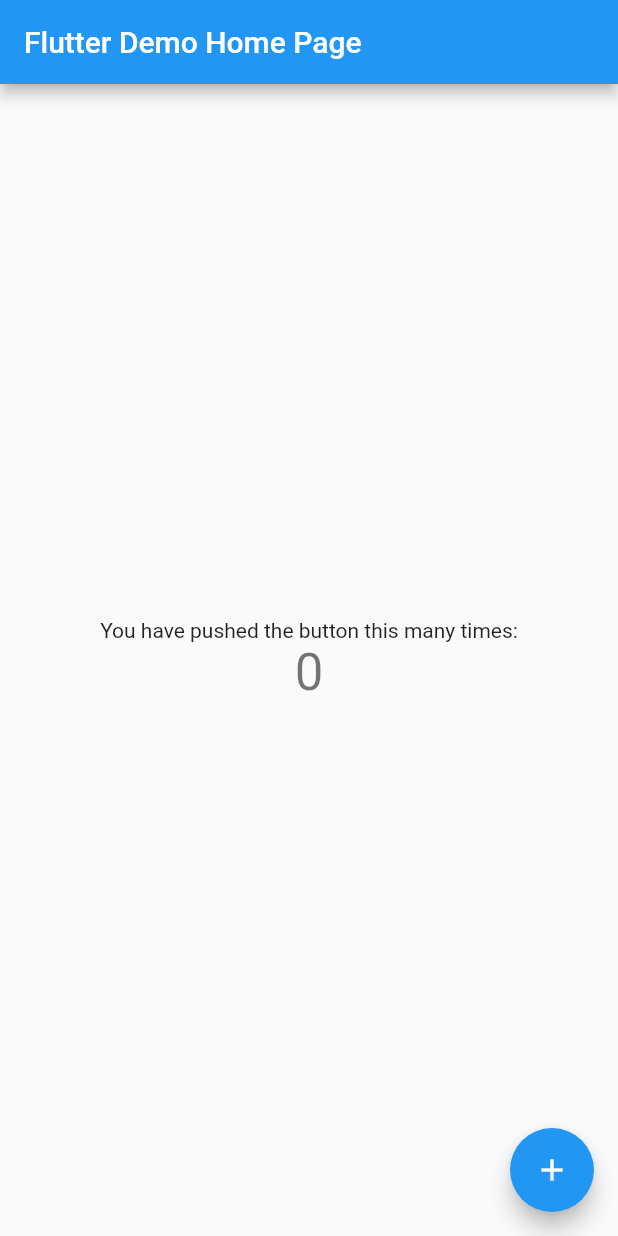
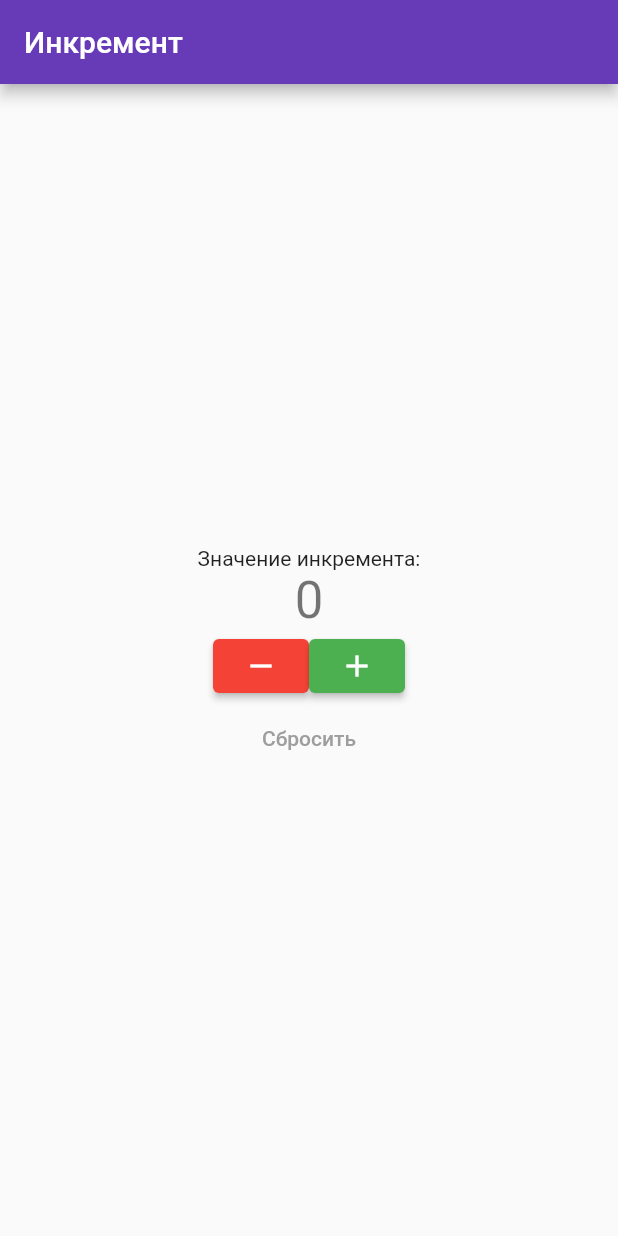
Before and after one commit to DimaUpGrade/Mobile-dev, a Flutter app: the screen it shows after launch, on a phone screen of 412 x 824 dp. Run offline on Flutter 3.47's test engine with Material 2 defaults, Android fonts, the phone set to English and light mode, and no system bars.

Commit message:
lab3 has been completed fully first time

```diff
--- a/lab3/lib/main.dart
+++ b/lab3/lib/main.dart
@@ -7,39 +7,21 @@ void main() {
 class MyApp extends StatelessWidget {
   const MyApp({super.key});
 
-  // This widget is the root of your application.
   @override
   Widget build(BuildContext context) {
     return MaterialApp(
-      title: 'Flutter Demo',
+      title: 'Инкремент',
       theme: ThemeData(
-        // This is the theme of your application.
-        //
-        // Try running your application with "flutter run". You'll see the
-        // application has a blue toolbar. Then, without quitting the app, try
-        // changing the primarySwatch below to Colors.green and then invoke
-        // "hot reload" (press "r" in the console where you ran "flutter run",
-        // or simply save your changes to "hot reload" in a Flutter IDE).
-        // Notice that the counter didn't reset back to zero; the application
-        // is not restarted.
-        primarySwatch: Colors.blue,
+
+        primarySwatch: Colors.deepPurple,
       ),
-      home: const MyHomePage(title: 'Flutter Demo Home Page'),
+      home: const MyHomePage(title: 'Инкремент'),
     );
   }
 }
 
 class MyHomePage extends StatefulWidget {
   const MyHomePage({super.key, required this.title});
-
-  // This widget is the home page of your application. It is stateful, meaning
-  // that it has a State object (defined below) that contains fields that affect
-  // how it looks.
-
-  // This class is the configuration for the state. It holds the values (in this
-  // case the title) provided by the parent (in this case the App widget) and
-  // used by the build method of the State. Fields in a Widget subclass are
-  // always marked "final".
 
   final String title;
 
@@ -50,66 +32,75 @@ class MyHomePage extends StatefulWidget {
 class _MyHomePageState extends State<MyHomePage> {
   int _counter = 0;
 
-  void _incrementCounter() {
+  void _incrementCounterPlus() {
     setState(() {
-      // This call to setState tells the Flutter framework that something has
-      // changed in this State, which causes it to rerun the build method below
-      // so that the display can reflect the updated values. If we changed
-      // _counter without calling setState(), then the build method would not be
-      // called again, and so nothing would appear to happen.
       _counter++;
+    });
+  }
+
+  void _incrementCounterMinus() {
+    setState(() {
+      _counter--;
+    });
+  }
+
+
+  void _incrementCounterReset() {
+    setState(() {
+      _counter=0;
     });
   }
 
   @override
   Widget build(BuildContext context) {
-    // This method is rerun every time setState is called, for instance as done
-    // by the _incrementCounter method above.
-    //
-    // The Flutter framework has been optimized to make rerunning build methods
-    // fast, so that you can just rebuild anything that needs updating rather
-    // than having to individually change instances of widgets.
     return Scaffold(
       appBar: AppBar(
-        // Here we take the value from the MyHomePage object that was created by
-        // the App.build method, and use it to set our appbar title.
         title: Text(widget.title),
       ),
       body: Center(
-        // Center is a layout widget. It takes a single child and positions it
-        // in the middle of the parent.
         child: Column(
-          // Column is also a layout widget. It takes a list of children and
-          // arranges them vertically. By default, it sizes itself to fit its
-          // children horizontally, and tries to be as tall as its parent.
-          //
-          // Invoke "debug painting" (press "p" in the console, choose the
-          // "Toggle Debug Paint" action from the Flutter Inspector in Android
-          // Studio, or the "Toggle Debug Paint" command in Visual Studio Code)
-          // to see the wireframe for each widget.
-          //
-          // Column has various properties to control how it sizes itself and
-          // how it positions its children. Here we use mainAxisAlignment to
-          // center the children vertically; the main axis here is the vertical
-          // axis because Columns are vertical (the cross axis would be
-          // horizontal).
           mainAxisAlignment: MainAxisAlignment.center,
           children: <Widget>[
             const Text(
-              'You have pushed the button this many times:',
+              'Значение инкремента:',
             ),
             Text(
               '$_counter',
               style: Theme.of(context).textTheme.headlineMedium,
             ),
+            Row(
+                mainAxisAlignment: MainAxisAlignment.center,
+                children: <Widget>[
+                  ElevatedButton(
+                    onPressed: _incrementCounterMinus,
+                    style: ElevatedButton.styleFrom(
+                        backgroundColor: Colors.red
+                    ),
+                    child: const Icon(Icons.remove),
+                  ),
+                  ElevatedButton(
+                    onPressed: _incrementCounterPlus,
+                    style: ElevatedButton.styleFrom(
+                        backgroundColor: Colors.green
+                    ),
+                    child: const Icon(Icons.add),
+                  )
+                ]
+            ),
+            TextButton(
+                onPressed: _incrementCounterReset,
+                style: TextButton.styleFrom(
+                ),
+                child: const Text(
+                  "Сбросить",
+                  style: TextStyle(
+                      color: Colors.grey
+                  ),
+                )
+            )
           ],
         ),
       ),
-      floatingActionButton: FloatingActionButton(
-        onPressed: _incrementCounter,
-        tooltip: 'Increment',
-        child: const Icon(Icons.add),
-      ), // This trailing comma makes auto-formatting nicer for build methods.
     );
   }
 }
```
